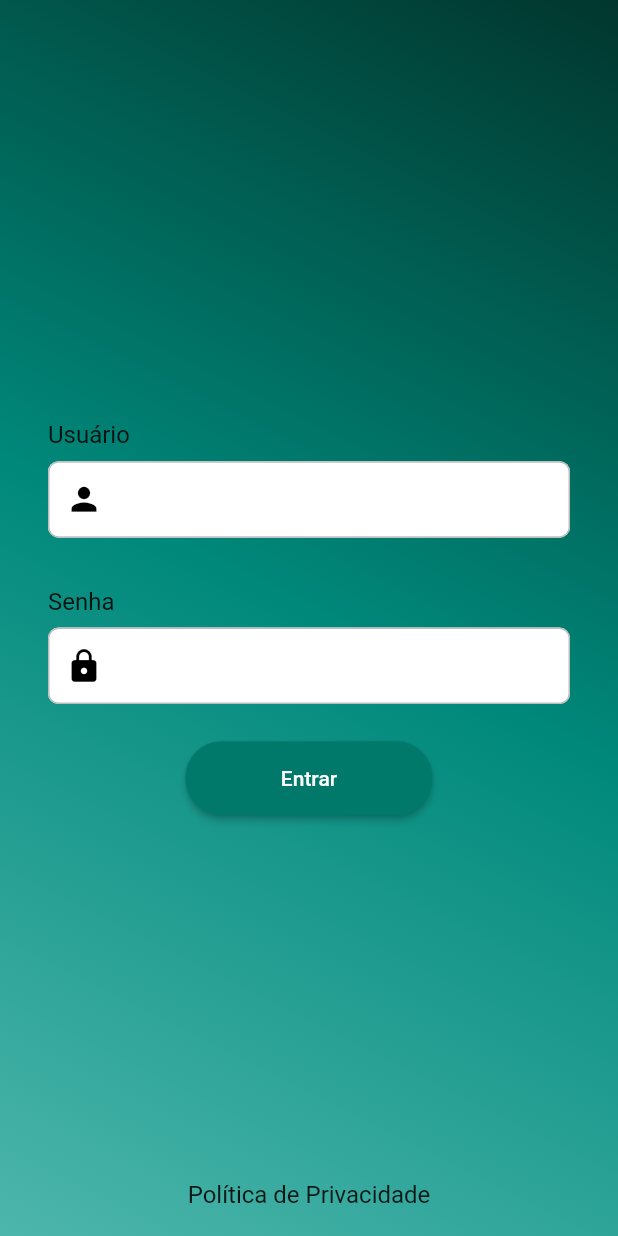
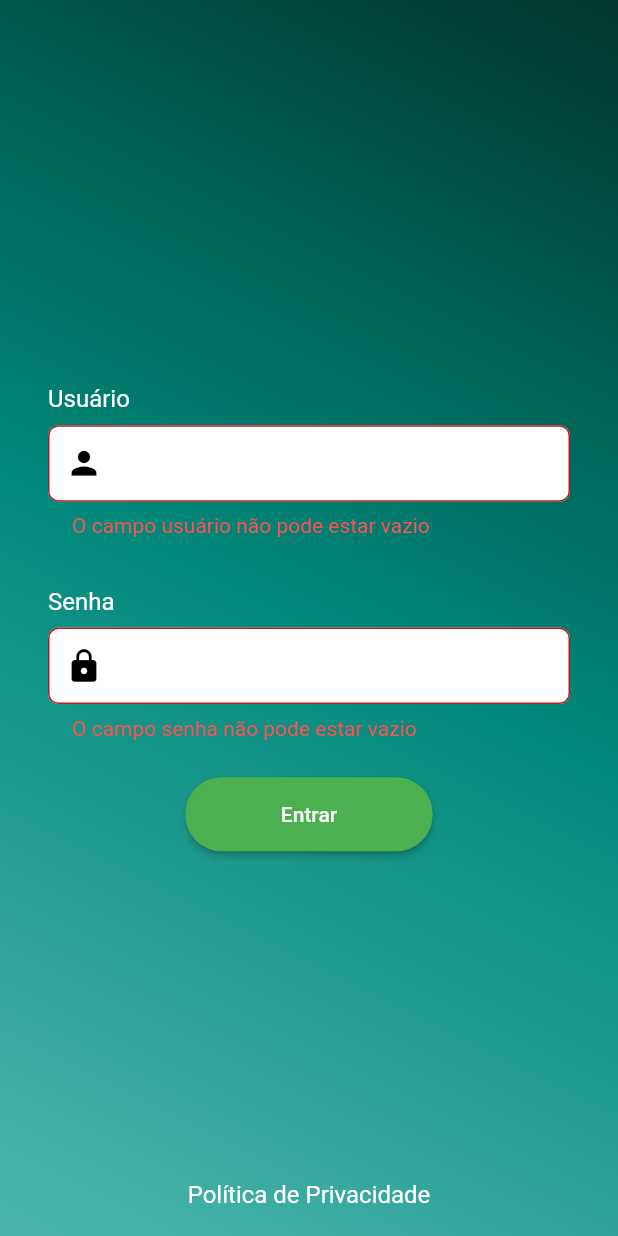
Before and after one commit to CadisRaziel/Flutter-test-with-mobx, a Flutter app: the screen it shows after launch, after a tap on "Entrar", on a phone screen of 412 x 824 dp. Run offline on Flutter 3.47's test engine with Material 2 defaults, Android fonts, the phone set to English and light mode, and no system bars; our stand-ins replace loading_animation_widget, mobx, shared_preferences; generated files the repository leaves out were written again.

Commit message:
feat: Creating our home page with what it should CONTAIN which is : 1) A password field - 2)A text field to represent the Login - 3)A Label described "privacy policy" and also how it should BEHAVE : 1)Check and warn that both the Login and Password fields are filled in (The password field cannot be less than two characters long - The password field cannot have any special characters, only 'a' to 'Z' and '0' to '9' can be entered) - 2) Both fields cannot exceed 20 characters - 3) Both fields cannot end with a space character at the end - 4) If both pieces of information are filled in, go to the next screen - 5) When you tap on the "Privacy policy" label, a web page directed to google.com.br should open

```diff
--- a/lib/src/pages/home/home_page.dart
+++ b/lib/src/pages/home/home_page.dart
@@ -1,10 +1,71 @@
 import 'package:flutter/material.dart';
+import 'package:flutter/services.dart';
 import 'package:prova_flutter/src/core/helpers/size_extensions.dart';
+import 'package:prova_flutter/src/core/shared/url_launcher.dart';
 import 'package:prova_flutter/src/core/styles/colors_app.dart';
 import 'package:prova_flutter/src/core/styles/text_styles.dart';
+import 'package:loading_animation_widget/loading_animation_widget.dart';
 
-class HomePage extends StatelessWidget {
+class HomePage extends StatefulWidget {
   const HomePage({Key? key}) : super(key: key);
+
+  @override
+  State<HomePage> createState() => _HomePageState();
+}
+
+class _HomePageState extends State<HomePage> {
+  final GlobalKey<FormState> _formKey = GlobalKey();
+  final TextEditingController _userController = TextEditingController();
+  final TextEditingController _passwordController = TextEditingController();
+
+  @override
+  void dispose() {
+    _userController.dispose();
+    _passwordController.dispose();
+    super.dispose();
+  }
+
+  void _onLoading() {
+    showDialog(
+      context: context,
+      barrierDismissible: false,
+      builder: (BuildContext context) {
+        return Dialog(
+          backgroundColor: Colors.transparent,
+          child: Column(
+            mainAxisSize: MainAxisSize.min,
+            children: [
+              LoadingAnimationWidget.dotsTriangle(
+                color: context.colors.whiteAux,
+                size: 60,
+              ),
+              SizedBox(
+                height: context.percentHeight(.03),
+              ),
+              Text(
+                "Loading",
+                style: context.textStyles.textLight.copyWith(
+                  color: context.colors.whiteAux,
+                  fontSize: 16,
+                ),
+              ),
+            ],
+          ),
+        );
+      },
+    );
+    Future.delayed(const Duration(seconds: 2), () {
+      Navigator.pop(context);
+    }).whenComplete(
+      () => Navigator.pushNamed(
+        context,
+        '/informationPage',
+      ),
+    );
+  }
+
+   var urlLauncher = UrlLauncher();
+
 
   @override
   Widget build(BuildContext context) {
@@ -27,7 +88,9 @@ class HomePage extends StatelessWidget {
             crossAxisAlignment: CrossAxisAlignment.center,
             children: [
               const Spacer(),
-              Column(
+              Form(
+                key: _formKey,
+                child: Column(
                   children: [
                     Align(
                       alignment: Alignment.centerLeft,
@@ -36,13 +99,17 @@ class HomePage extends StatelessWidget {
                         child: Text(
                           "Usuário",
                           style: context.textStyles.textLight.copyWith(
-                          color: context.colors.textAux,
+                            color: context.colors.whiteAux,
                             fontSize: 16,
                           ),
                         ),
                       ),
                     ),
                     TextFormField(
+                        controller: _userController,
+                        inputFormatters: [
+                          LengthLimitingTextInputFormatter(20),
+                        ],
                         decoration: InputDecoration(
                           prefixIcon: Icon(
                             Icons.person,
@@ -50,7 +117,14 @@ class HomePage extends StatelessWidget {
                             color: context.colors.secondary,
                           ),
                         ),
-                  ),
+                        validator: (value) {
+                          if (value!.isEmpty) {
+                            return 'O campo usuário não pode estar vazio';
+                          } else if (value != value.trim()) {
+                            return 'O usuário não pode ter espaços no final';
+                          }
+                          return null;
+                        }),
                     SizedBox(
                       height: context.percentHeight(.04),
                     ),
@@ -61,13 +135,17 @@ class HomePage extends StatelessWidget {
                         child: Text(
                           "Senha",
                           style: context.textStyles.textLight.copyWith(
-                          color: context.colors.textAux,
+                            color: context.colors.whiteAux,
                             fontSize: 16,
                           ),
                         ),
                       ),
                     ),
                     TextFormField(
+                      controller: _passwordController,
+                      inputFormatters: [
+                        LengthLimitingTextInputFormatter(20),
+                      ],
                       decoration: InputDecoration(
                         prefixIcon: Icon(
                           Icons.lock,
@@ -75,13 +153,25 @@ class HomePage extends StatelessWidget {
                           color: context.colors.secondary,
                         ),
                       ),
+                      validator: (value) {
+                        if (value!.isEmpty) {
+                          return 'O campo senha não pode estar vazio';
+                        } else if (value.length < 2) {
+                          return 'O campo senha não pode ter menos que dois caracteres';
+                        } else if (!RegExp(r'^[a-zA-Z0-9 ]+$').hasMatch(value)) {
+                          return 'A senha deve conter apenas letras de A a Z e números de 0 a 9';
+                        } else if (value != value.trim()) {
+                          return 'A senha não pode ter espaços no final';
+                        }
+                        return null;
+                      },
                     ),
                     SizedBox(
                       height: context.percentHeight(.03),
                     ),
                     ElevatedButton(
                       style: ElevatedButton.styleFrom(
-                      backgroundColor: context.colors.buttonHomePage,
+                        backgroundColor: context.colors.greenAux,
                         shape: RoundedRectangleBorder(
                           borderRadius: BorderRadius.circular(24),
                         ),
@@ -90,24 +180,34 @@ class HomePage extends StatelessWidget {
                           context.percentHeight(.06),
                         ),
                       ),
-                    onPressed: () {},
+                      onPressed: () {
+                        if (_formKey.currentState!.validate()) {
+                          _onLoading();
+                        }
+                      },
                       child: Text(
                         "Entrar",
-                      style: TextStyle(color: context.colors.textAux),
+                        style: TextStyle(color: context.colors.whiteAux),
                       ),
                     ),
                   ],
+                ),
               ),
               Expanded(
                 child: Align(
                   alignment: Alignment.bottomCenter,
                   child: Padding(
                     padding: const EdgeInsets.only(bottom: 18),
+                    child: GestureDetector(
+                      onTap: () async {
+                      await urlLauncher.launch(Uri.parse('https://www.google.com'));
+                      },
                       child: Text(
                         "Política de Privacidade",
                         style: context.textStyles.textLight.copyWith(
-                          color: context.colors.textAux,
+                          color: context.colors.whiteAux,
                           fontSize: 16,
+                        ),
                       ),
                     ),
                   ),
```
Lines whose indentation alone changed are shown as unchanged.
